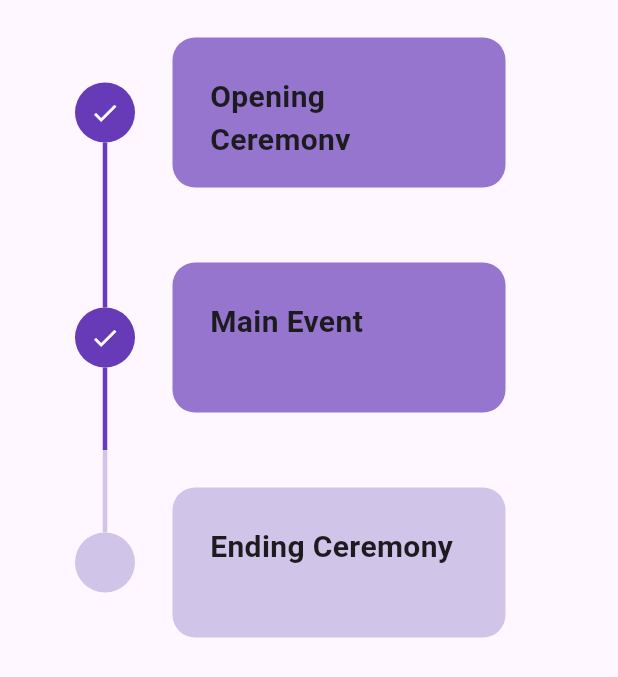
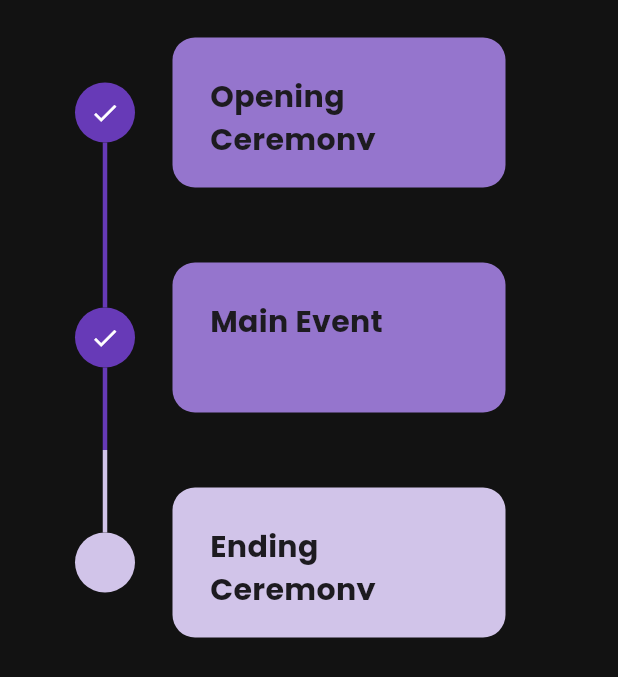
Before and after one commit to OrewaKimi/Flutter_Timeline, a Flutter app: the screen it shows after launch, on a phone screen of 412 x 824 dp. Shown: the top 677 px of the screen. Run offline on Flutter 3.47's test engine with Material 3 defaults, Android fonts, the light colour scheme and no system bars; drawn by our look-alikes of timeline_tile; our stand-ins replace google_fonts.

Commit message:
update ui

```diff
--- a/lib/main.dart
+++ b/lib/main.dart
@@ -1,5 +1,6 @@
 import 'package:flutter/material.dart';
 import 'package:fluttertimeline/home_page.dart';
+import 'package:google_fonts/google_fonts.dart';
 
 void main() {
   runApp(const MyApp());
@@ -8,12 +9,23 @@ void main() {
 class MyApp extends StatelessWidget {
   const MyApp({super.key});
 
-  // This widget is the root of your application.
   @override
   Widget build(BuildContext context) {
-    return const MaterialApp(
+    return MaterialApp(
       debugShowCheckedModeBanner: false,
-      home: HomePage(),
+      theme: ThemeData(
+        textTheme: GoogleFonts.poppinsTextTheme(
+          Theme.of(context).textTheme,
+        ),
+        scaffoldBackgroundColor: const Color(0xFF121212),
+        appBarTheme: const AppBarTheme(
+          backgroundColor: Colors.deepPurpleAccent,
+          centerTitle: true,
+        ),
+        colorScheme: ColorScheme.fromSeed(seedColor: Colors.deepPurple),
+        useMaterial3: true,
+      ),
+      home: const HomePage(),
     );
   }
 }
```
